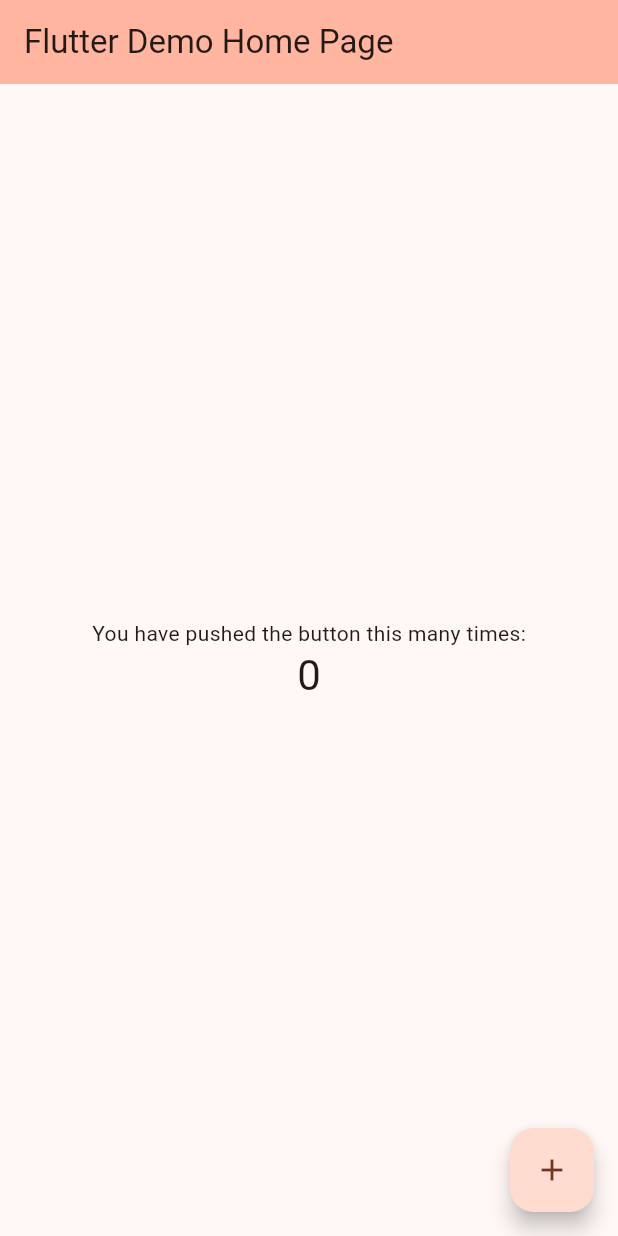
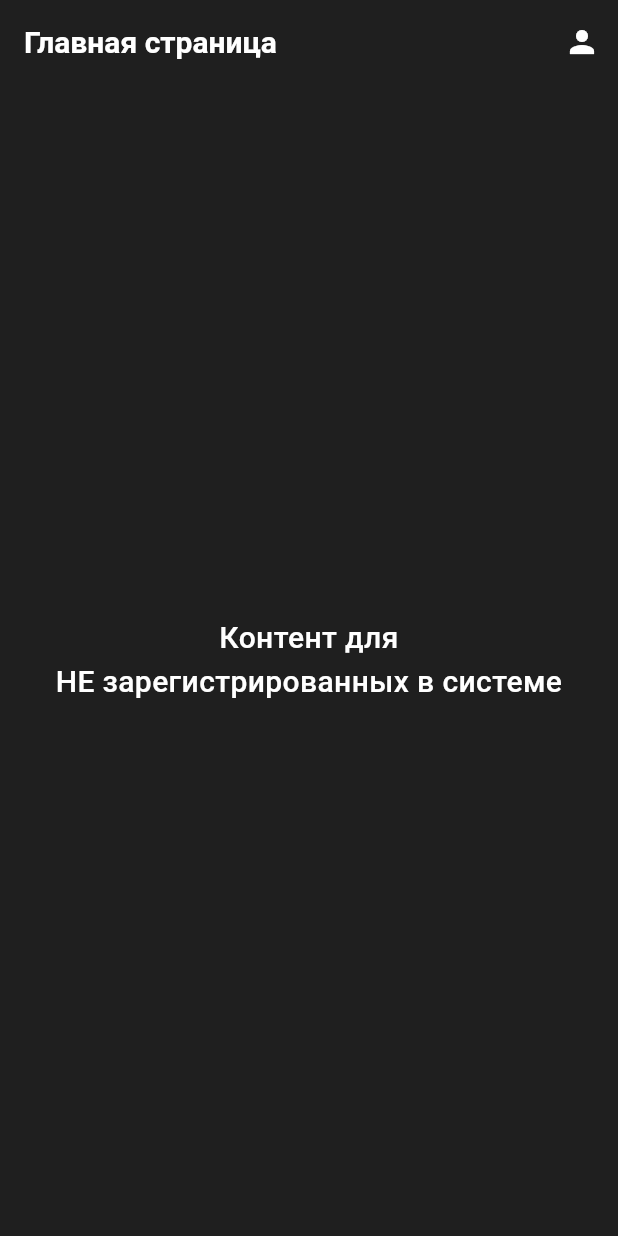
Before and after one commit to MatveyR/rental-rating, a Flutter app: the screen it shows after launch, on a phone screen of 412 x 824 dp. Run offline on Flutter 3.47's test engine with Material 3 defaults, Android fonts, the light colour scheme and no system bars; our stand-ins replace auto_route, email_validator, firebase_auth, firebase_core; accounts and stored records are empty.

Commit message:
adding auto routing adding few screens connecting firebase auth by email

```diff
--- /dev/null
+++ b/lib/features/account/account.dart
@@ -0,0 +1 @@
+export 'view/view.dart';
--- /dev/null
+++ b/lib/features/account/view/view.dart
@@ -0,0 +1 @@
+export 'account_screen.dart';
--- /dev/null
+++ b/lib/features/auth/auth.dart
@@ -0,0 +1 @@
+export 'view/view.dart';
--- /dev/null
+++ b/lib/features/auth/view/view.dart
@@ -0,0 +1,2 @@
+export 'log_in_screen.dart';
+export 'sign_up_screen.dart';
--- /dev/null
+++ b/lib/features/home/home.dart
@@ -0,0 +1 @@
+export 'view/view.dart';
--- /dev/null
+++ b/lib/features/home/view/home_screen.dart
@@ -0,0 +1,47 @@
+import 'package:auto_route/auto_route.dart';
+import 'package:firebase_auth/firebase_auth.dart';
+import 'package:flutter/material.dart';
+import 'package:rental_rating/router/router.dart';
+
+@RoutePage()
+class HomeScreen extends StatelessWidget {
+  const HomeScreen({
+    super.key,
+  });
+
+  @override
+  Widget build(BuildContext context) {
+    final user = FirebaseAuth.instance.currentUser;
+
+    return Scaffold(
+      resizeToAvoidBottomInset: false,
+      appBar: AppBar(
+        title: const Text('Главная страница'),
+        actions: [
+          IconButton(
+            onPressed: () {
+              if ((user == null)) {
+                AutoRouter.of(context).push(LoginRoute());
+              } else {
+                AutoRouter.of(context).push(AccountRoute());
+              }
+            },
+            icon: Icon(
+              Icons.person,
+              color: (user == null) ? Colors.white : Colors.yellow,
+            ),
+          ),
+        ],
+      ),
+      body: SafeArea(
+        child: Center(
+          child: (user == null)
+              ? const Text("Контент для\nНЕ зарегистрированных в системе",
+                            textAlign: TextAlign.center)
+              : const Text('Контент для\nЗАРЕГИСТРИРОВАННЫХ в системе',
+                            textAlign: TextAlign.center),
+        ),
+      ),
+    );
+  }
+}
--- /dev/null
+++ b/lib/features/home/view/view.dart
@@ -0,0 +1 @@
+export 'home_screen.dart';
--- a/lib/main.dart
+++ b/lib/main.dart
@@ -1,69 +1,13 @@
+import 'package:firebase_core/firebase_core.dart';
 import 'package:flutter/material.dart';
+import 'package:rental_rating/rental_rating_app.dart';
 
-void main() {
-  runApp(const MyApp());
+import 'firebase_options.dart';
+
+void main() async {
+  WidgetsFlutterBinding.ensureInitialized();
+  await Firebase.initializeApp(
+    options: DefaultFirebaseOptions.currentPlatform,
+  );
+  runApp(RentalRatingApp());
 }
-
-class MyApp extends StatelessWidget {
-  const MyApp({super.key});
-
-  @override
-  Widget build(BuildContext context) {
-    return MaterialApp(
-      title: 'Flutter Demo',
-      theme: ThemeData(
-        colorScheme: ColorScheme.fromSeed(seedColor: Colors.deepOrangeAccent),
-        useMaterial3: true,
-      ),
-      home: const MyHomePage(title: 'Flutter Demo Home Page'),
-    );
-  }
-}
-
-class MyHomePage extends StatefulWidget {
-  const MyHomePage({super.key, required this.title});
-
-  final String title;
-
-  @override
-  State<MyHomePage> createState() => _MyHomePageState();
-}
-
-class _MyHomePageState extends State<MyHomePage> {
-  int _counter = 0;
-
-  void _incrementCounter() {
-    setState(() {
-      _counter++;
-    });
-  }
-
-  @override
-  Widget build(BuildContext context) {
-    return Scaffold(
-      appBar: AppBar(
-        backgroundColor: Theme.of(context).colorScheme.inversePrimary,
-        title: Text(widget.title),
-      ),
-      body: Center(
-        child: Column(
-          mainAxisAlignment: MainAxisAlignment.center,
-          children: <Widget>[
-            const Text(
-              'You have pushed the button this many times:',
-            ),
-            Text(
-              '$_counter',
-              style: Theme.of(context).textTheme.headlineMedium,
-            ),
-          ],
-        ),
-      ),
-      floatingActionButton: FloatingActionButton(
-        onPressed: _incrementCounter,
-        tooltip: 'Increment',
-        child: const Icon(Icons.add),
-      ),
-    );
-  }
-}
--- /dev/null
+++ b/lib/rental_rating_app.dart
@@ -0,0 +1,29 @@
+import 'package:flutter/cupertino.dart';
+import 'package:flutter/material.dart';
+import 'package:rental_rating/router/router.dart';
+import 'package:rental_rating/theme/darkTheme.dart';
+
+class RentalRatingApp extends StatefulWidget {
+  const RentalRatingApp({
+    super.key,
+  });
+
+  @override
+  State<RentalRatingApp> createState() {
+    return _RentalRatingApp();
+  }
+}
+
+class _RentalRatingApp extends State<RentalRatingApp> {
+  final _appRouter = AppRouter();
+
+  @override
+  Widget build(BuildContext context) {
+    return MaterialApp.router(
+      debugShowCheckedModeBanner: false,
+      title: 'RentalRating',
+      theme: darkTheme,
+      routerConfig: _appRouter.config(),
+    );
+  }
+}
--- /dev/null
+++ b/lib/router/router.dart
@@ -0,0 +1,18 @@
+import 'package:auto_route/auto_route.dart';
+import 'package:rental_rating/features/account/account.dart';
+import 'package:rental_rating/features/auth/auth.dart';
+import 'package:rental_rating/features/home/home.dart';
+
+part 'router.gr.dart';
+
+@AutoRouterConfig()
+class AppRouter extends _$AppRouter {
+
+  @override
+  List<AutoRoute> get routes => [
+    AutoRoute(page: HomeRoute.page, path: "/"),
+    AutoRoute(page: LoginRoute.page),
+    AutoRoute(page: SignUpRoute.page),
+    AutoRoute(page: AccountRoute.page)
+  ];
+}
--- /dev/null
+++ b/lib/theme/darkTheme.dart
@@ -0,0 +1,35 @@
+import 'package:flutter/material.dart';
+
+final darkTheme = ThemeData(
+  scaffoldBackgroundColor: const Color.fromARGB(255, 31, 31, 31),
+  primarySwatch: Colors.yellow,
+  dividerColor: Colors.white24,
+  appBarTheme: const AppBarTheme(
+    iconTheme: IconThemeData(color: Colors.white),
+    elevation: 0,
+    backgroundColor: Color.fromARGB(255, 31, 31, 31),
+    titleTextStyle: TextStyle(
+      color: Colors.white,
+      fontSize: 20,
+      fontWeight: FontWeight.w700,
+    ),
+  ),
+  listTileTheme: const ListTileThemeData(iconColor: Colors.white),
+  textTheme: TextTheme(
+    bodyMedium: const TextStyle(
+      color: Colors.white,
+      fontWeight: FontWeight.w500,
+      fontSize: 20,
+    ),
+    labelSmall: TextStyle(
+      color: Colors.white.withOpacity(0.6),
+      fontWeight: FontWeight.w700,
+      fontSize: 14,
+    ),
+    headlineMedium: const TextStyle(
+      color: Colors.white,
+      fontWeight: FontWeight.w500,
+      fontSize: 24,
+    ),
+  ),
+);
--- a/pubspec.yaml
+++ b/pubspec.yaml
@@ -15,7 +15,8 @@ dependencies:
   cupertino_icons: ^1.0.2
   firebase_core: ^2.24.2
   email_validator: ^2.1.17
-
+  auto_route: ^7.8.4
+  firebase_auth: ^4.16.0
 
 dev_dependencies:
   flutter_test:
@@ -23,6 +24,7 @@ dev_dependencies:
 
 
   flutter_lints: ^2.0.0
+  auto_route_generator: ^7.3.2
 
 
 flutter:
```
Also changed, not shown: lib/features/account/view/account_screen.dart (added, +62 -0 lines), lib/features/auth/view/log_in_screen.dart (added, +129 -0 lines), lib/features/auth/view/sign_up_screen.dart (added, +156 -0 lines), lib/router/router.gr.dart (added), pubspec.lock, 4 other files.
